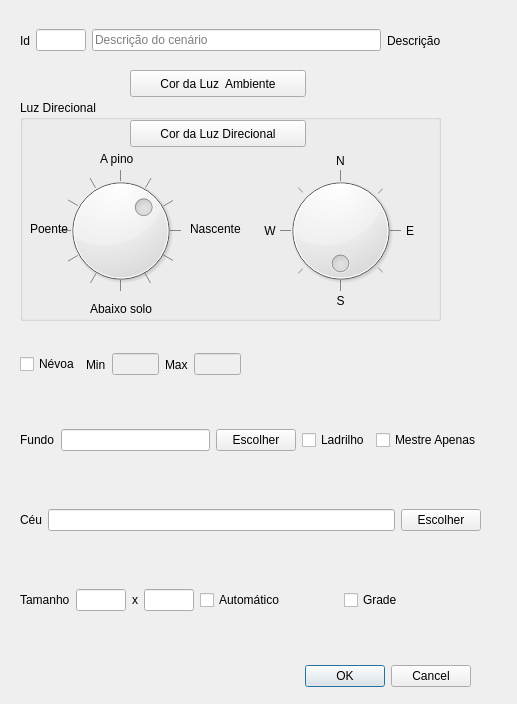
First picture: the form in ifg/qt/ui/cenario.ui, repository matferib/tabuleiro-virtual, before the edit.
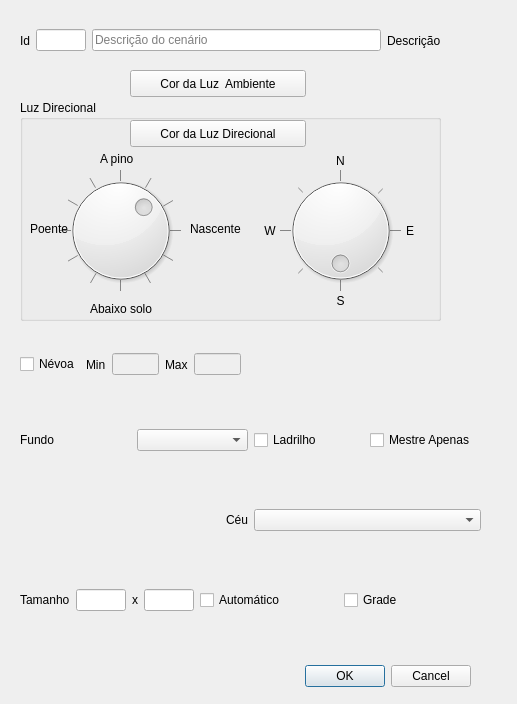
Second picture: the form after the edit.

Commit message: fundo de ceu e tabuleiro refatorado tb

```diff
--- a/ifg/qt/ui/cenario.ui
+++ b/ifg/qt/ui/cenario.ui
@@ -41,21 +41,23 @@
    <layout class="QHBoxLayout" name="horizontalLayout">
     <item>
      <widget class="QLabel" name="label">
+      <property name="sizePolicy">
+       <sizepolicy hsizetype="Minimum" vsizetype="Preferred">
+        <horstretch>0</horstretch>
+        <verstretch>0</verstretch>
+       </sizepolicy>
+      </property>
       <property name="text">
        <string>Fundo</string>
       </property>
-     </widget>
-    </item>
-    <item>
-     <widget class="QLineEdit" name="linha_textura"/>
-    </item>
-    <item>
-     <widget class="QPushButton" name="botao_textura">
-      <property name="text">
-       <string>Escolher</string>
+      <property name="alignment">
+       <set>Qt::AlignLeading|Qt::AlignLeft|Qt::AlignVCenter</set>
       </property>
      </widget>
     </item>
+    <item>
+     <widget class="QComboBox" name="combo_fundo"/>
+    </item>
     <item>
      <widget class="QCheckBox" name="checkbox_ladrilho">
       <property name="toolTip">
@@ -570,18 +572,14 @@
       <property name="text">
        <string>Céu</string>
       </property>
-     </widget>
-    </item>
-    <item>
-     <widget class="QLineEdit" name="linha_textura_ceu"/>
-    </item>
-    <item>
-     <widget class="QPushButton" name="botao_textura_ceu">
-      <property name="text">
-       <string>Escolher</string>
+      <property name="alignment">
+       <set>Qt::AlignRight|Qt::AlignTrailing|Qt::AlignVCenter</set>
       </property>
      </widget>
     </item>
+    <item>
+     <widget class="QComboBox" name="combo_ceu"/>
+    </item>
    </layout>
   </widget>
   <widget class="QWidget" name="horizontalLayoutWidget_5">
```
Left out of the diff: 4 changed lines with no effect on the pictures. The commit also changes 2 other files.
